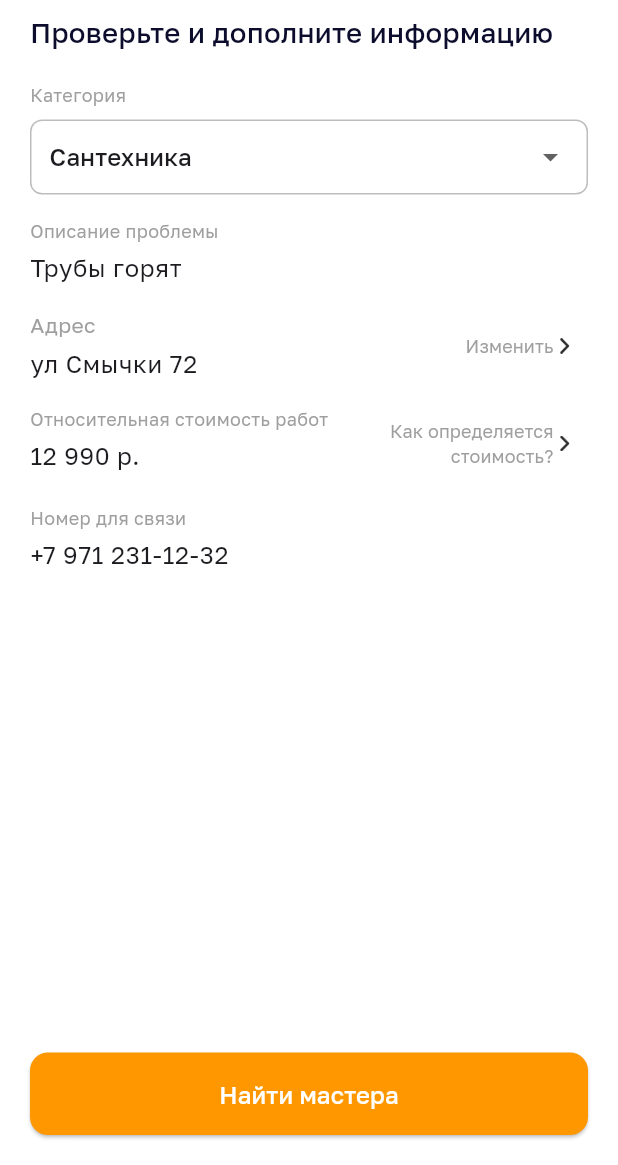
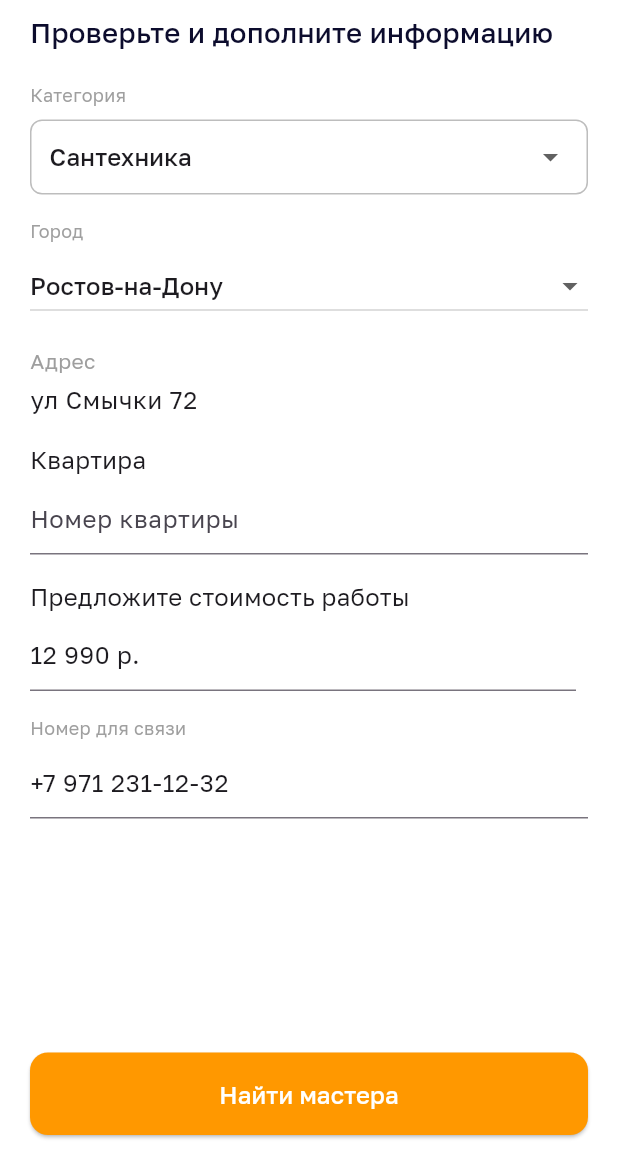
Before and after one commit to SidereaH/HomeRepClient, a Flutter app: the screen it shows after launch, after a tap on "Сантехника", on a phone screen of 412 x 824 dp, the part 71-1236 px from its top. Run offline on Flutter 3.47's test engine with Material 3 defaults, Android fonts, the phone set to English and light mode, and no system bars; our stand-ins replace flutter_dotenv, flutter_svg, fluttertoast, geolocator, mask_text_input_formatter; network calls fail.

Commit message:
add city and appartments, find by city

```diff
--- a/lib/components/address_item.dart
+++ b/lib/components/address_item.dart
@@ -1,13 +1,19 @@
 import 'package:domrep_flutter/config/app_config.dart';
 import 'package:flutter/material.dart';
-import 'dart:convert'; // Для обработки JSON
+import 'dart:convert';
 import 'package:http/http.dart' as http;
 
 class AddressItem extends StatefulWidget {
   final String title;
   final String value;
+  final String selectedCity;
 
-  const AddressItem({super.key, required this.title, required this.value});
+  const AddressItem({
+    super.key,
+    required this.title,
+    required this.value,
+    required this.selectedCity,
+  });
 
   @override
   _AddressItemState createState() => _AddressItemState();
@@ -18,12 +24,12 @@ class _AddressItemState extends State<AddressItem> {
   List<String> _suggestions = [];
   final FocusNode _focusNode = FocusNode();
   OverlayEntry? _overlayEntry;
-  final String GeoSuggestAPI = AppConfig.YANDEX_SUGGEST_KEY;
+  final String geoSuggestAPI = AppConfig.YANDEX_SUGGEST_KEY;
+
   @override
   void initState() {
     super.initState();
     _controller = TextEditingController(text: widget.value);
-
     _controller.addListener(_onTextChanged);
     _focusNode.addListener(() {
       if (!_focusNode.hasFocus) {
@@ -53,15 +59,14 @@ class _AddressItemState extends State<AddressItem> {
   }
 
   Future<List<String>> fetchSuggestions(String query) async {
+    final city = Uri.encodeComponent(widget.selectedCity);
     final url =
-        'https://suggest-maps.yandex.ru/v1/suggest?apikey=$GeoSuggestAPI&text=Ростов-на-Дону$query&results=10&print_address=1&types=biz,street,house,entrance&bbox=47.183808,39.592541~47.300731,39.797455';
+        'https://suggest-maps.yandex.ru/v1/suggest?apikey=$geoSuggestAPI&text=$city$query&results=10&print_address=1&types=biz,street,house,entrance&bbox=47.1,39.5~47.5,40';
 
     try {
       final response = await http.get(Uri.parse(url));
-
       if (response.statusCode == 200) {
         final data = json.decode(response.body);
-
         final results = data['results'];
         if (results is List) {
           return results
@@ -69,29 +74,26 @@ class _AddressItemState extends State<AddressItem> {
               .where((text) => text.isNotEmpty)
               .toList();
         } else {
-          // Если results нет или он не список
           return [];
         }
       } else {
-        // Обработка плохого кода ответа
         return [];
       }
     } catch (e) {
-      // Логирование или обработка исключения
       print('Ошибка при получении подсказок: $e');
       return [];
     }
   }
 
   void _showOverlay() {
-    _removeOverlay(); // Remove previous overlay
+    _removeOverlay();
     final RenderBox renderBox = context.findRenderObject() as RenderBox;
     final Offset offset = renderBox.localToGlobal(Offset.zero);
 
     _overlayEntry = OverlayEntry(
       builder: (context) => Positioned(
         left: offset.dx,
-        top: offset.dy + renderBox.size.height + 30,
+        top: offset.dy + renderBox.size.height + 8,
         width: renderBox.size.width,
         child: Material(
           elevation: 4.0,
@@ -133,7 +135,7 @@ class _AddressItemState extends State<AddressItem> {
           focusNode: _focusNode,
           controller: _controller,
           style: TextStyle(fontSize: 16),
-          decoration: InputDecoration.collapsed(hintText: 'Введите текст'),
+          decoration: InputDecoration.collapsed(hintText: 'Введите адрес'),
         ),
       ],
     );
--- a/lib/components/menu_items.dart
+++ b/lib/components/menu_items.dart
@@ -1,5 +1,5 @@
+import 'package:domrep_flutter/components/geoloc/geoTile.dart';
 import 'package:flutter/material.dart';
-
 
 class MenuItems extends StatelessWidget {
   const MenuItems({super.key});
@@ -22,6 +22,7 @@ class MenuItems extends StatelessWidget {
           subtitle: Text('Мечникова 77А'),
           leading: Icon(Icons.location_on),
         ),
+        LocationScreen(),
         ListTile(
           title: Text('История заказов'),
           leading: Icon(Icons.history),
--- a/lib/components/screens/order_form_screen.dart
+++ b/lib/components/screens/order_form_screen.dart
@@ -6,13 +6,24 @@ import '../../styles/styles.dart';
 import '../address_item.dart';
 import '../dropdown_category_selector.dart';
 
-class OrderFormScreen extends StatelessWidget {
+class OrderFormScreen extends StatefulWidget {
   final String orderCategory;
 
-  const OrderFormScreen({
-    super.key,
-    required this.orderCategory,
-  });
+  const OrderFormScreen({super.key, required this.orderCategory});
+
+  @override
+  _OrderFormScreenState createState() => _OrderFormScreenState();
+}
+
+class _OrderFormScreenState extends State<OrderFormScreen> {
+  String selectedCity = 'Ростов-на-Дону';
+  List<String> cities = [
+    'Ростов-на-Дону',
+    'Батайск',
+    'Аксай',
+  ];
+  String addressValue = 'ул Смычки 72';
+  String apartmentValue = '';
 
   @override
   Widget build(BuildContext context) {
@@ -34,15 +45,9 @@ class OrderFormScreen extends StatelessWidget {
             padding: const EdgeInsets.only(right: 16.0, top: 12),
             child: Row(
               children: [
-                Image.asset(
-                  "assets/images/bonuslogo.png",
-                  width: 15,
-                ),
+                Image.asset("assets/images/bonuslogo.png", width: 15),
                 SizedBox(width: 5),
-                Text(
-                  1000.toString(),
-                  style: bonusTextStyle,
-                ),
+                Text('1000', style: bonusTextStyle),
               ],
             ),
           ),
@@ -54,53 +59,80 @@ class OrderFormScreen extends StatelessWidget {
         child: Column(
           crossAxisAlignment: CrossAxisAlignment.start,
           children: [
-            Text(
-              'Проверьте и дополните информацию',
-              style: bonusTextStyle,
-            ),
+            Text('Проверьте и дополните информацию', style: bonusTextStyle),
             SizedBox(height: 20),
             DropdownCategorySelector(
               title: "Категория",
-              categories: ['Сантехника', 'Бытовая техника', 'Газовое оборудование', 'Электрика'],
-              initialCategory: orderCategory,
-              onCategoryChanged: (selected) {
-                // print('Выбрана категория: $selected');
+              categories: [
+                'Сантехника',
+                'Бытовая техника',
+                'Газовое оборудование',
+                'Электрика'
+              ],
+              initialCategory: widget.orderCategory,
+              onCategoryChanged: (selected) {},
+            ),
+            SizedBox(height: 16),
+
+            /// ---------- Город ----------
+            Text('Город', style: tipText),
+            SizedBox(height: 4),
+            DropdownButton<String>(
+              value: selectedCity,
+              isExpanded: true,
+              items: cities.map((city) {
+                return DropdownMenuItem<String>(
+                  value: city,
+                  child: Text(city),
+                );
+              }).toList(),
+              onChanged: (city) {
+                setState(() {
+                  selectedCity = city!;
+                });
               },
             ),
 
             SizedBox(height: 16),
-            InfoItem(title: 'Описание проблемы', value: 'Трубы горят'),
+
+            /// ---------- Адрес ----------
+            AddressItem(
+              title: 'Адрес',
+              value: addressValue,
+              selectedCity: selectedCity,
+            ),
+
             SizedBox(height: 16),
-            Row(
-              crossAxisAlignment: CrossAxisAlignment.start,
-              children: [
-                Expanded(
-                  child: AddressItem(title: 'Адрес', value: 'ул Смычки 72'),
-                ),
-                SizedBox(width: 8),
-                TipArrow(tip: "Изменить")
-              ],
+
+            /// ---------- Квартира ----------
+            InfoItem(
+              title: 'Квартира',
+              value: apartmentValue,
+              isPrice: false,
+              hint: "Номер квартиры",
             ),
+
             SizedBox(height: 16),
             Row(
               crossAxisAlignment: CrossAxisAlignment.start,
               children: [
                 Expanded(
                   child: InfoItem(
-                      title: 'Относительная стоимость работ',
-                      value: '12 990 р.'),
+                    title: 'Предложите стоимость работы',
+                    value: '12 990 р.',
+                    isPrice: true,
+                    hint: "Сколько вы готовы предложить",
+                  ),
                 ),
                 SizedBox(width: 8),
-                TipArrow(tip: "Как определяется\n стоимость?")
+                // TipArrow(tip: "Как определяется\n стоимость?"),
               ],
             ),
             SizedBox(height: 16),
             PhoneInfoItem(
               title: 'Номер для связи',
               phoneNumber: '+7 971 231-12-32',
-              onPhoneChanged: (value) {
-                // print('Новый номер: $value');
-              },
+              onPhoneChanged: (value) {},
             ),
             Spacer(),
             SizedBox(
@@ -128,8 +160,14 @@ class OrderFormScreen extends StatelessWidget {
 class InfoItem extends StatefulWidget {
   final String title;
   final String value;
-
-  const InfoItem({super.key, required this.title, required this.value});
+  final String hint;
+  final bool isPrice;
+  const InfoItem(
+      {super.key,
+      required this.title,
+      required this.value,
+      required this.hint,
+      required this.isPrice});
 
   @override
   _InfoItemState createState() => _InfoItemState();
@@ -137,6 +175,7 @@ class InfoItem extends StatefulWidget {
 
 class _InfoItemState extends State<InfoItem> {
   late TextEditingController _controller;
+  String? _errorText;
 
   @override
   void initState() {
@@ -150,25 +189,43 @@ class _InfoItemState extends State<InfoItem> {
     super.dispose();
   }
 
+  bool _validatePrice(String value) {
+    // Регулярное выражение для проверки формата цены (например, 12 990 р.)
+    final RegExp priceRegExp = RegExp(r'^\d{1,3}(?:\d{3})');
+    return priceRegExp.hasMatch(value);
+  }
+
+  void _onChanged(String value) {
+    if (widget.isPrice == true) {
+      setState(() {
+        if (_validatePrice(value)) {
+          _errorText = null;
+        } else {
+          _errorText =
+              'Введите корректную цену (например, 12990) в рос. рублях';
+        }
+      });
+    }
+  }
+
   @override
   Widget build(BuildContext context) {
     return Column(
       crossAxisAlignment: CrossAxisAlignment.start,
       children: [
-        Text(
-          widget.title,
-          style: tipText,
-        ),
+        Text(widget.title, style: TextStyle(fontSize: 16)),
         SizedBox(height: 4),
-
         SizedBox(
           width: double.infinity,
           child: TextField(
             controller: _controller,
             style: TextStyle(fontSize: 16),
-            decoration: InputDecoration.collapsed(
-              hintText: 'Введите текст',
+            decoration: InputDecoration(
+              errorText: _errorText,
+              // border: OutlineInputBorder(),
+              hintText: widget.hint,
             ),
+            onChanged: _onChanged,
           ),
         ),
       ],
@@ -176,13 +233,13 @@ class _InfoItemState extends State<InfoItem> {
   }
 }
 
-
 class PhoneInfoItem extends StatefulWidget {
   final String title;
   final String phoneNumber;
   final Function(String) onPhoneChanged;
 
-  const PhoneInfoItem({super.key,
+  const PhoneInfoItem({
+    super.key,
     required this.title,
     required this.phoneNumber,
     required this.onPhoneChanged,
@@ -196,7 +253,7 @@ class _PhoneInfoItemState extends State<PhoneInfoItem> {
   late TextEditingController _controller;
   final maskFormatter = MaskTextInputFormatter(
     mask: '+7 (###) ###-##-##',
-    filter: { "#": RegExp(r'[0-9]') },
+    filter: {"#": RegExp(r'[0-9]')},
     type: MaskAutoCompletionType.lazy,
   );
 
@@ -223,10 +280,7 @@ class _PhoneInfoItemState extends State<PhoneInfoItem> {
     return Column(
       crossAxisAlignment: CrossAxisAlignment.start,
       children: [
-        Text(
-          widget.title,
-          style: tipText,
-        ),
+        Text(widget.title, style: tipText),
         SizedBox(height: 4),
         SizedBox(
           width: double.infinity,
@@ -235,9 +289,7 @@ class _PhoneInfoItemState extends State<PhoneInfoItem> {
             keyboardType: TextInputType.phone,
             inputFormatters: [maskFormatter],
             style: TextStyle(fontSize: 16),
-            decoration: InputDecoration.collapsed(
-              hintText: '+7 (___) ___-__-__',
-            ),
+            decoration: InputDecoration(hintText: '+7 (___) ___-__-__'),
             onChanged: _onChanged,
           ),
         ),
--- a/lib/main.dart
+++ b/lib/main.dart
@@ -16,7 +16,6 @@ Future main() async {
 }
 
 class MyApp extends StatelessWidget {
-
   @override
   Widget build(BuildContext context) {
     return MaterialApp(
@@ -39,7 +38,7 @@ class MyApp extends StatelessWidget {
       //       //       HistoryList()
       //       //     ])
       //           //CategoryItem(imagePath: "assets/images/categories/household_appliances_category.png", categoryName: "Бытовая техника",),
-        //  ),
-    );//
+      //  ),
+    );
   }
 }
--- a/pubspec.yaml
+++ b/pubspec.yaml
@@ -32,9 +32,10 @@ dependencies:
     sdk: flutter
   flutter_svg: ^2.0.9 # Последняя версия
   fluttertoast: ^8.0.8
-  flutter_dotenv: ^4.0.0-nullsafety.0
+  flutter_dotenv: ^5.2.1
   mask_text_input_formatter: ^2.5.0
   http: ^1.3.0
+  geolocator: ^13.0.2
 
   # The following adds the Cupertino Icons font to your application.
   # Use with the CupertinoIcons class for iOS style icons.
```
Also changed, not shown: lib/components/geoloc/geoTile.dart (added, +71 -0 lines), pubspec.lock, 3 other files.
